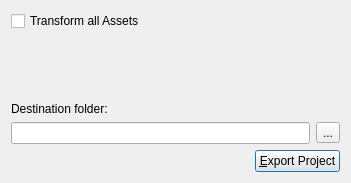
This is Code/Editor/EditorFramework/Dialogs/ExportProjectDlg.ui in ezEngine/ezEngine as Qt 5 draws it before an edit. The edited form follows.
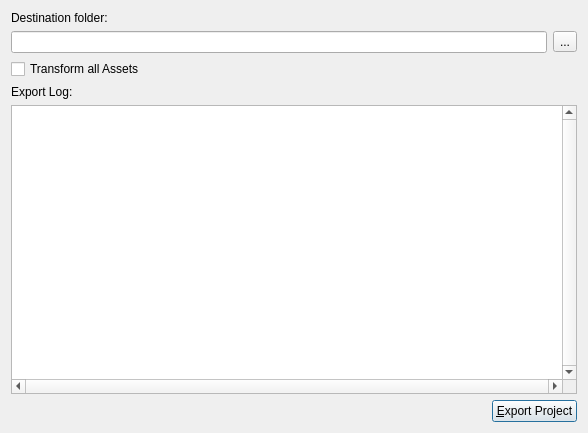
This is the edited form. Icons and pictures are not drawn.

Diff of the .ui file:
```diff
--- a/Code/Editor/EditorFramework/Dialogs/ExportProjectDlg.ui
+++ b/Code/Editor/EditorFramework/Dialogs/ExportProjectDlg.ui
@@ -6,8 +6,8 @@
    <rect>
     <x>0</x>
     <y>0</y>
-    <width>351</width>
-    <height>183</height>
+    <width>588</width>
+    <height>433</height>
    </rect>
   </property>
   <property name="minimumSize">
@@ -30,26 +30,6 @@
     <normaloff>:/EditorPluginScene/Icons/SceneExport16.png</normaloff>:/EditorPluginScene/Icons/SceneExport16.png</iconset>
   </property>
   <layout class="QVBoxLayout" name="verticalLayout">
-   <item>
-    <widget class="QCheckBox" name="TransformAll">
-     <property name="text">
-      <string>Transform all Assets</string>
-     </property>
-    </widget>
-   </item>
-   <item>
-    <spacer name="verticalSpacer">
-     <property name="orientation">
-      <enum>Qt::Vertical</enum>
-     </property>
-     <property name="sizeHint" stdset="0">
-      <size>
-       <width>20</width>
-       <height>40</height>
-      </size>
-     </property>
-    </spacer>
-   </item>
    <item>
     <widget class="QLabel" name="label">
      <property name="text">
@@ -71,6 +51,36 @@
      </item>
     </layout>
    </item>
+   <item>
+    <widget class="QCheckBox" name="TransformAll">
+     <property name="text">
+      <string>Transform all Assets</string>
+     </property>
+    </widget>
+   </item>
+   <item>
+    <widget class="QLabel" name="label_2">
+     <property name="text">
+      <string>Export Log:</string>
+     </property>
+    </widget>
+   </item>
+   <item>
+    <widget class="QPlainTextEdit" name="ExportLog">
+     <property name="verticalScrollBarPolicy">
+      <enum>Qt::ScrollBarAlwaysOn</enum>
+     </property>
+     <property name="horizontalScrollBarPolicy">
+      <enum>Qt::ScrollBarAlwaysOn</enum>
+     </property>
+     <property name="lineWrapMode">
+      <enum>QPlainTextEdit::NoWrap</enum>
+     </property>
+     <property name="readOnly">
+      <bool>true</bool>
+     </property>
+    </widget>
+   </item>
    <item>
     <layout class="QHBoxLayout" name="horizontalLayout">
      <item>
```
